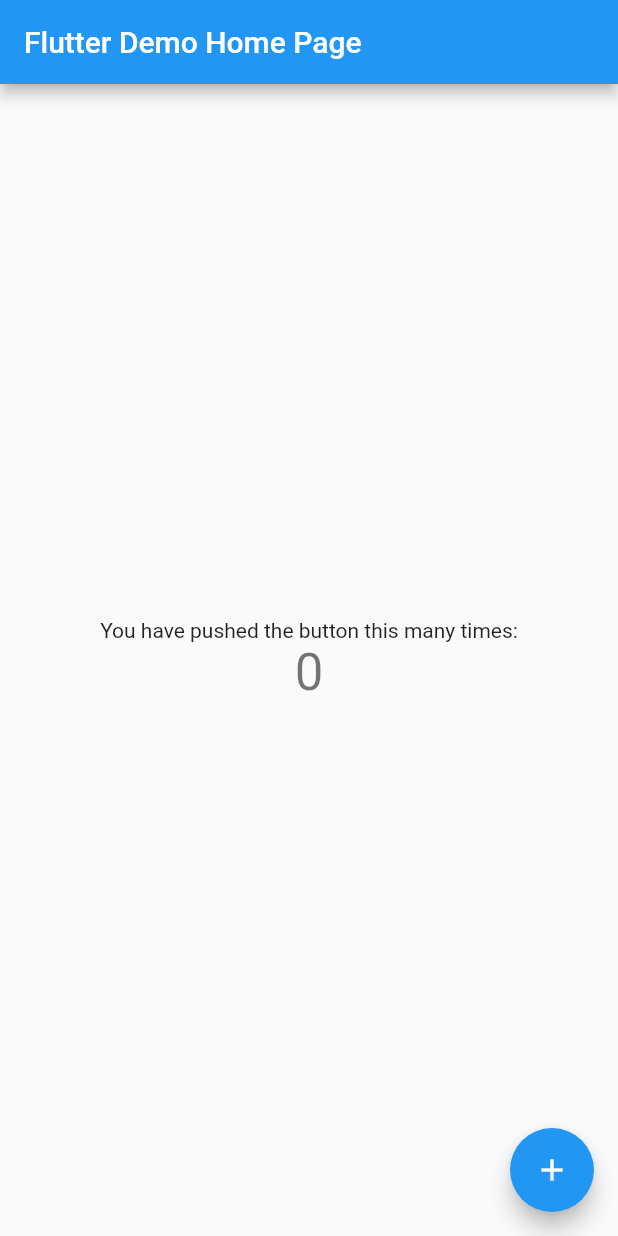
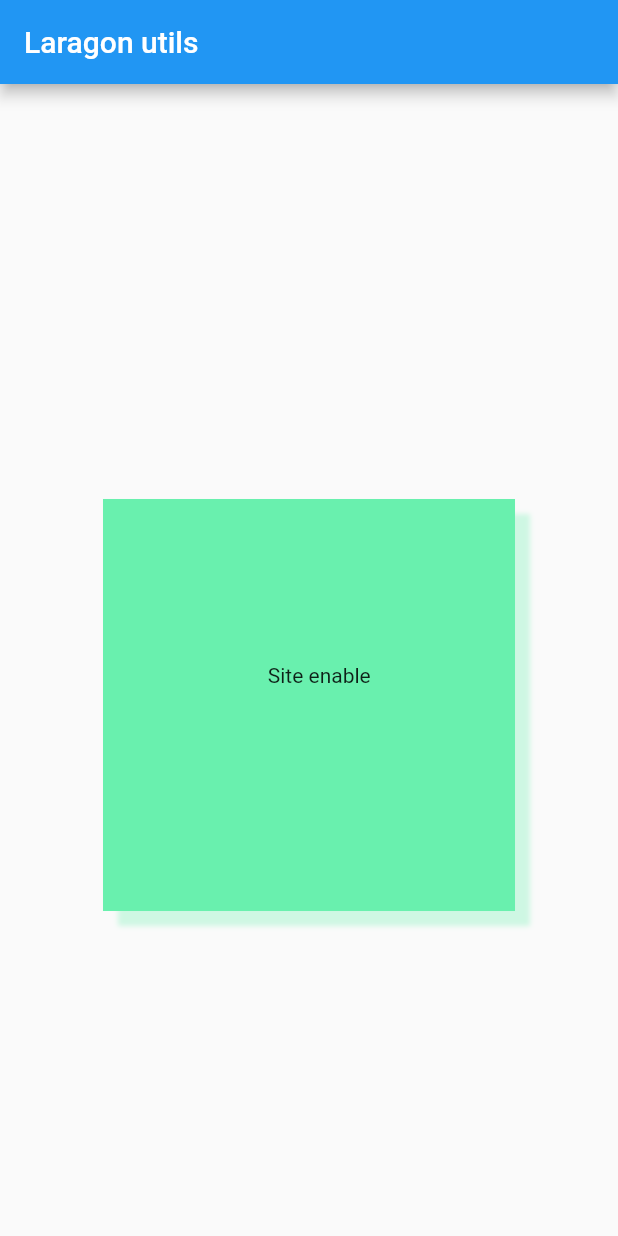
Before and after one commit to yanntyb-lib/laragon-utils, a Flutter app: the screen it shows after launch, on a phone screen of 412 x 824 dp. Run offline on Flutter 3.47's test engine with Material 2 defaults, Android fonts, the phone set to English and light mode, and no system bars.

Commit message:
:sparkles: router

```diff
--- /dev/null
+++ b/lib/Component/HomeLine.dart
@@ -0,0 +1,18 @@
+import 'package:flutter/material.dart';
+
+class HomeLinkLine extends StatelessWidget{
+  const HomeLinkLine({super.key, required this.children});
+
+  final List<Widget> children;
+
+  @override
+  Widget build(BuildContext context) {
+    return Flex(
+      direction: Axis.horizontal,
+      mainAxisAlignment: MainAxisAlignment.spaceAround,
+      crossAxisAlignment: CrossAxisAlignment.center,
+      children: children,
+    );
+  }
+
+}
--- /dev/null
+++ b/lib/Component/Link.dart
@@ -0,0 +1,112 @@
+import 'package:flutter/material.dart';
+import 'package:flutter/services.dart';
+
+class Link extends StatefulWidget{
+
+  Link({
+    super.key,
+    required this.icon,
+    required this.path,
+    required this.color,
+    required this.tooltip,
+    this.rounded = false,
+  });
+
+  final String path;
+  final IconData? icon;
+  final Color color;
+  final String tooltip;
+  final bool rounded;
+
+  @override
+  State<StatefulWidget> createState() => _LinkSate();
+}
+
+class _LinkSate extends State<Link> with SingleTickerProviderStateMixin{
+
+  late double offset = 0;
+  final double maxOffset = 10;
+  late bool pushed = false;
+  late double size;
+  late bool showTooltip = false;
+
+  final Duration animationDuration = const Duration(milliseconds: 100);
+
+  void setSize(buildContext){
+    setState(() {
+      size = MediaQuery.of(buildContext).size.height / 3;
+    });
+  }
+
+  @override
+  Widget build(BuildContext context) {
+    setSize(context);
+    return GestureDetector(
+      onTapDown: (context) {
+        HapticFeedback.lightImpact();
+        setState(() {
+          offset = maxOffset;
+          pushed = true;
+        });
+      },
+      onTapUp: (gestureContext) {
+        setState(() {
+          offset = 0;
+          pushed = false;
+          showTooltip = false;
+        });
+        Navigator.pushNamed(context, widget.path);
+      },
+      onLongPress: (){
+        setState(() {
+          showTooltip = true;
+        });
+      },
+      onLongPressEnd: (gestureContext){
+        setState(() {
+          offset = 0;
+          pushed = false;
+          showTooltip = false;
+        });
+        Navigator.pushNamed(context, widget.path);
+      },
+      child: AnimatedContainer(
+          margin: const EdgeInsets.only(
+            top: 60,
+          ),
+          duration: animationDuration,
+          decoration: BoxDecoration(
+            borderRadius: BorderRadius.circular(pushed ? 10 : 0),
+            boxShadow: [
+              BoxShadow(
+                  color: widget.color.withOpacity(0.3),
+                  offset: Offset(maxOffset, maxOffset),
+                  blurRadius: 2,
+              ),
+              BoxShadow(
+                color: widget.color,
+                spreadRadius: 0.01,
+                offset: Offset(offset, offset),
+              ),
+            ],
+          ),
+          curve: Curves.easeIn,
+        child: SizedBox(
+            width: size,
+            height: size,
+            child: Stack(
+              children: [
+                AnimatedPositioned(
+                    left: offset + (size / 2.5),
+                    top: offset + (size / 2.5),
+                    duration: animationDuration,
+                    child: Text(widget.tooltip),
+                  ),
+                // Text(showTooltip ? widget.tooltip : ""),
+              ],
+            )
+        ),
+      ),
+    );
+  }
+}
--- /dev/null
+++ b/lib/Component/NoTransitionRoute.dart
@@ -0,0 +1,17 @@
+import 'package:flutter/material.dart';
+
+class NoTransitionsBuilder extends PageTransitionsBuilder {
+  const NoTransitionsBuilder();
+
+  @override
+  Widget buildTransitions<T>(
+      PageRoute<T>? route,
+      BuildContext? context,
+      Animation<double> animation,
+      Animation<double> secondaryAnimation,
+      Widget? child,
+      ) {
+    // only return the child without warping it with animations
+    return child!;
+  }
+}
--- /dev/null
+++ b/lib/Page/Home.dart
@@ -0,0 +1,52 @@
+import 'dart:math';
+
+import 'package:flutter/material.dart';
+import 'package:laragon_utils/Component/HomeLine.dart';
+import 'package:laragon_utils/Component/Link.dart';
+
+class HomePage extends StatefulWidget {
+
+  const HomePage({
+    super.key,
+    required this.title,
+    required this.routes,
+    required this.appContext
+  });
+
+  final String title;
+  final Map<String,String> routes;
+  final BuildContext appContext;
+
+  @override
+  State<HomePage> createState() => _HomePageState();
+}
+
+class _HomePageState extends State<HomePage> {
+
+  List<Widget> routes = [];
+
+  int defineLinkRow(){
+    return sqrt(routes.length).floor();
+  }
+
+
+  @override
+  Widget build(BuildContext context) {
+    return Scaffold(
+      appBar: AppBar(
+        title: Text(widget.title),
+      ),
+      body: SizedBox.expand(
+        child:  Wrap(
+          direction: Axis.horizontal,
+          alignment: WrapAlignment.center,
+          runAlignment: WrapAlignment.spaceAround,
+          spacing: 40,
+          children: [
+            for(var name in widget.routes.keys) Link(tooltip: widget.routes[name].toString(),path: name, icon: null, color: Colors.greenAccent),
+          ],
+        ),
+      ),
+    );
+  }
+}
--- /dev/null
+++ b/lib/Page/SitesEnable.dart
@@ -0,0 +1,24 @@
+import 'package:flutter/material.dart';
+
+class SitesEnable extends StatefulWidget {
+  const SitesEnable({super.key, required this.title});
+  final String title;
+
+  @override
+  State<SitesEnable> createState() => _SitesEnableState();
+}
+
+class _SitesEnableState extends State<SitesEnable> {
+
+  @override
+  Widget build(BuildContext context) {
+    return Scaffold(
+      appBar: AppBar(
+        title: Text(widget.title),
+      ),
+      body: Center(
+        child: Text("Under construction")
+      ),
+    );
+  }
+}
--- a/lib/main.dart
+++ b/lib/main.dart
@@ -1,4 +1,8 @@
 import 'package:flutter/material.dart';
+import 'package:laragon_utils/Component/NoTransitionRoute.dart';
+import 'package:laragon_utils/Page/SitesEnable.dart';
+
+import 'Page/Home.dart';
 
 void main() {
   runApp(const MyApp());
@@ -7,109 +11,29 @@ void main() {
 class MyApp extends StatelessWidget {
   const MyApp({super.key});
 
-  // This widget is the root of your application.
+  static const Map<String,String> routes = {
+    "/site_enable": "Site enable",
+  };
+
   @override
   Widget build(BuildContext context) {
     return MaterialApp(
-      title: 'Flutter Demo',
+      title: 'Laragon utils',
       theme: ThemeData(
-        // This is the theme of your application.
-        //
-        // Try running your application with "flutter run". You'll see the
-        // application has a blue toolbar. Then, without quitting the app, try
-        // changing the primarySwatch below to Colors.green and then invoke
-        // "hot reload" (press "r" in the console where you ran "flutter run",
-        // or simply save your changes to "hot reload" in a Flutter IDE).
-        // Notice that the counter didn't reset back to zero; the application
-        // is not restarted.
-        primarySwatch: Colors.blue,
+          backgroundColor: Colors.black,
+          pageTransitionsTheme: const PageTransitionsTheme(
+              builders: {
+                TargetPlatform.windows: NoTransitionsBuilder(),
+              }
+          )
+
       ),
-      home: const MyHomePage(title: 'Flutter Demo Home Page'),
+      initialRoute: "/",
+      routes: {
+        "/": (routeContext) => HomePage(title: 'Laragon utils', routes: routes, appContext: context),
+        "/site_enable": (routeContext) => const SitesEnable(title: "Site enable")
+      },
+      debugShowCheckedModeBanner: false,
     );
   }
 }
-
-class MyHomePage extends StatefulWidget {
-  const MyHomePage({super.key, required this.title});
-
-  // This widget is the home page of your application. It is stateful, meaning
-  // that it has a State object (defined below) that contains fields that affect
-  // how it looks.
-
-  // This class is the configuration for the state. It holds the values (in this
-  // case the title) provided by the parent (in this case the App widget) and
-  // used by the build method of the State. Fields in a Widget subclass are
-  // always marked "final".
-
-  final String title;
-
-  @override
-  State<MyHomePage> createState() => _MyHomePageState();
-}
-
-class _MyHomePageState extends State<MyHomePage> {
-  int _counter = 0;
-
-  void _incrementCounter() {
-    setState(() {
-      // This call to setState tells the Flutter framework that something has
-      // changed in this State, which causes it to rerun the build method below
-      // so that the display can reflect the updated values. If we changed
-      // _counter without calling setState(), then the build method would not be
-      // called again, and so nothing would appear to happen.
-      _counter++;
-    });
-  }
-
-  @override
-  Widget build(BuildContext context) {
-    // This method is rerun every time setState is called, for instance as done
-    // by the _incrementCounter method above.
-    //
-    // The Flutter framework has been optimized to make rerunning build methods
-    // fast, so that you can just rebuild anything that needs updating rather
-    // than having to individually change instances of widgets.
-    return Scaffold(
-      appBar: AppBar(
-        // Here we take the value from the MyHomePage object that was created by
-        // the App.build method, and use it to set our appbar title.
-        title: Text(widget.title),
-      ),
-      body: Center(
-        // Center is a layout widget. It takes a single child and positions it
-        // in the middle of the parent.
-        child: Column(
-          // Column is also a layout widget. It takes a list of children and
-          // arranges them vertically. By default, it sizes itself to fit its
-          // children horizontally, and tries to be as tall as its parent.
-          //
-          // Invoke "debug painting" (press "p" in the console, choose the
-          // "Toggle Debug Paint" action from the Flutter Inspector in Android
-          // Studio, or the "Toggle Debug Paint" command in Visual Studio Code)
-          // to see the wireframe for each widget.
-          //
-          // Column has various properties to control how it sizes itself and
-          // how it positions its children. Here we use mainAxisAlignment to
-          // center the children vertically; the main axis here is the vertical
-          // axis because Columns are vertical (the cross axis would be
-          // horizontal).
-          mainAxisAlignment: MainAxisAlignment.center,
-          children: <Widget>[
-            const Text(
-              'You have pushed the button this many times:',
-            ),
-            Text(
-              '$_counter',
-              style: Theme.of(context).textTheme.headline4,
-            ),
-          ],
-        ),
-      ),
-      floatingActionButton: FloatingActionButton(
-        onPressed: _incrementCounter,
-        tooltip: 'Increment',
-        child: const Icon(Icons.add),
-      ), // This trailing comma makes auto-formatting nicer for build methods.
-    );
-  }
-}
--- a/pubspec.yaml
+++ b/pubspec.yaml
@@ -36,6 +36,7 @@ dependencies:
   # The following adds the Cupertino Icons font to your application.
   # Use with the CupertinoIcons class for iOS style icons.
   cupertino_icons: ^1.0.2
+  page_transition: ^2.0.9
 
 dev_dependencies:
   flutter_test:
```
Also changed, not shown: pubspec.lock.
